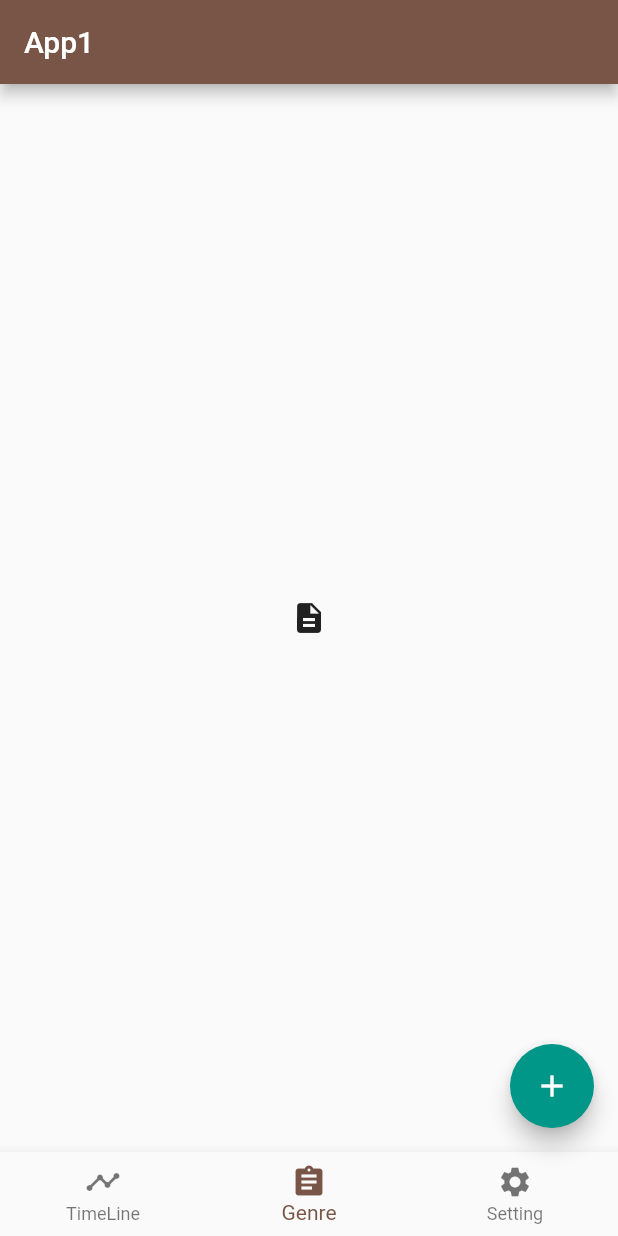
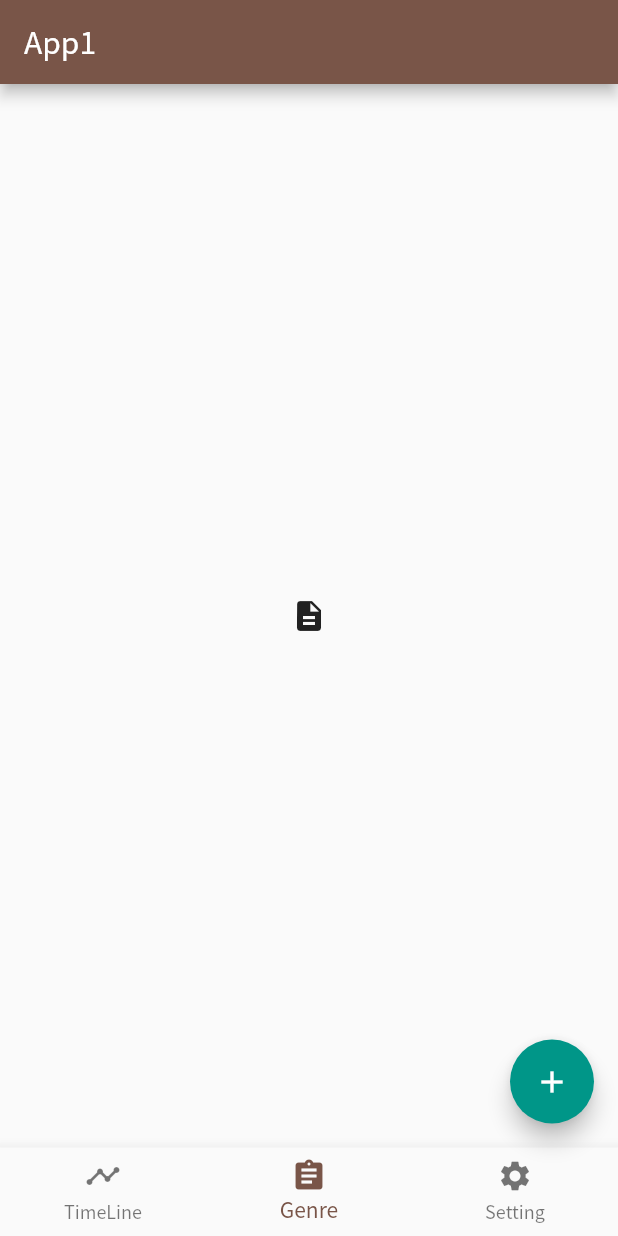
Before and after one commit to organic-nailer/todo_counter_flutter, a Flutter app: the screen it shows after launch, swiped to page 2, on a phone screen of 412 x 824 dp. Run offline on Flutter 3.47's test engine with Material 2 defaults, Android fonts, the light colour scheme and no system bars; our stand-ins replace cloud_firestore; accounts and stored records are empty.

Commit message:
NotoSansJPで統一

```diff
--- a/lib/main.dart
+++ b/lib/main.dart
@@ -29,6 +29,11 @@ class MyApp extends StatelessWidget {
 	      primaryColorDark: Colors.brown[700],
 	      primaryColorLight: Colors.brown[100],
 	      accentColor: Colors.teal,
+
+	        fontFamily:  "NotoSansJP",
+	        textTheme: TextTheme(
+
+	        )
 
         ),
         //home: new ExpansionTileSample(),
```
Also changed, not shown: lib/TodoItemCard.dart (+6 -4 lines). Lines whose indentation alone changed are shown as unchanged.
